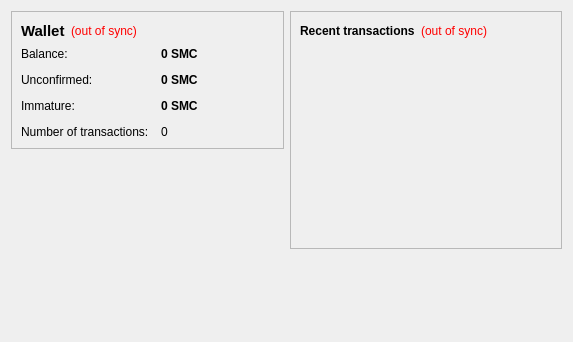
CyrptoCraig/betcoin, file src/qt/forms/overviewpage.ui: the form before one commit.
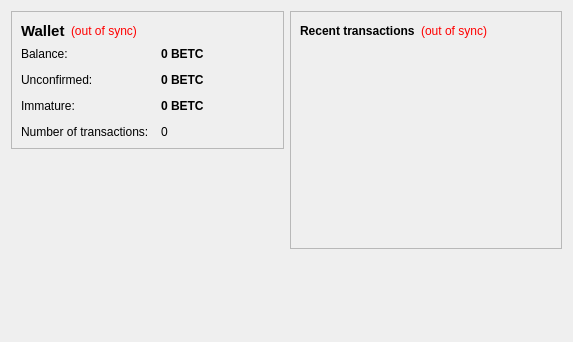
The form after the commit.

The edit to the form file:
```diff
--- a/src/qt/forms/overviewpage.ui
+++ b/src/qt/forms/overviewpage.ui
@@ -105,7 +105,7 @@
              <string>Your current balance</string>
             </property>
             <property name="text">
-             <string notr="true">0 SMC</string>
+             <string notr="true">0 BETC</string>
             </property>
             <property name="textInteractionFlags">
              <set>Qt::LinksAccessibleByMouse|Qt::TextSelectableByKeyboard|Qt::TextSelectableByMouse</set>
@@ -134,7 +134,7 @@
              <string>Total of transactions that have yet to be confirmed, and do not yet count toward the current balance</string>
             </property>
             <property name="text">
-             <string notr="true">0 SMC</string>
+             <string notr="true">0 BETC</string>
             </property>
             <property name="textInteractionFlags">
              <set>Qt::LinksAccessibleByMouse|Qt::TextSelectableByKeyboard|Qt::TextSelectableByMouse</set>
@@ -177,7 +177,7 @@
              <string>Mined balance that has not yet matured</string>
             </property>
             <property name="text">
-             <string notr="true">0 SMC</string>
+             <string notr="true">0 BETC</string>
             </property>
             <property name="textInteractionFlags">
              <set>Qt::LinksAccessibleByMouse|Qt::TextSelectableByKeyboard|Qt::TextSelectableByMouse</set>
```
Left out of the diff: 4 changed lines with no effect on the pictures.
